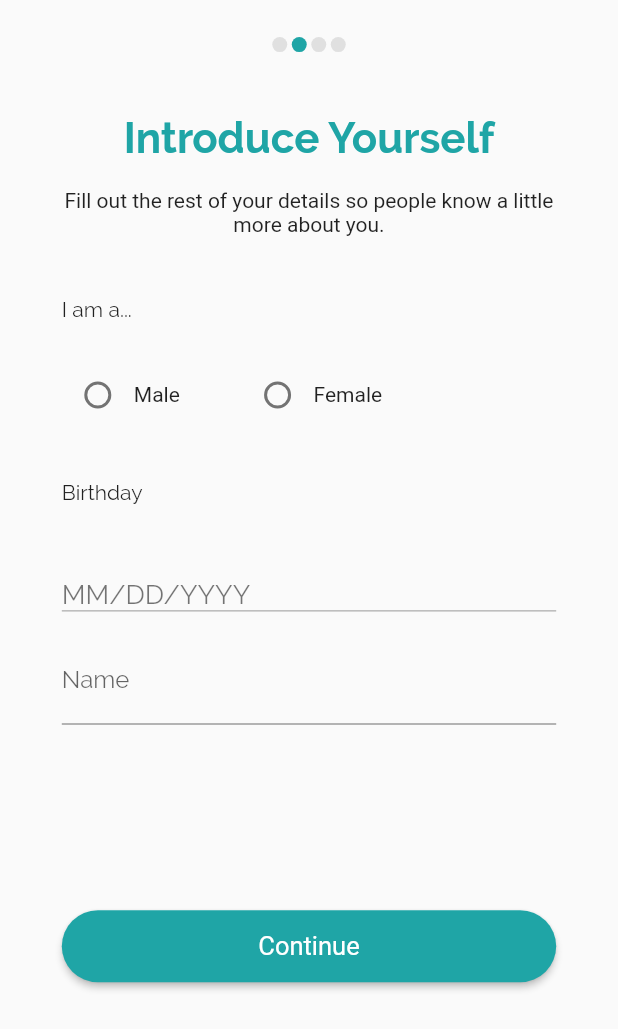
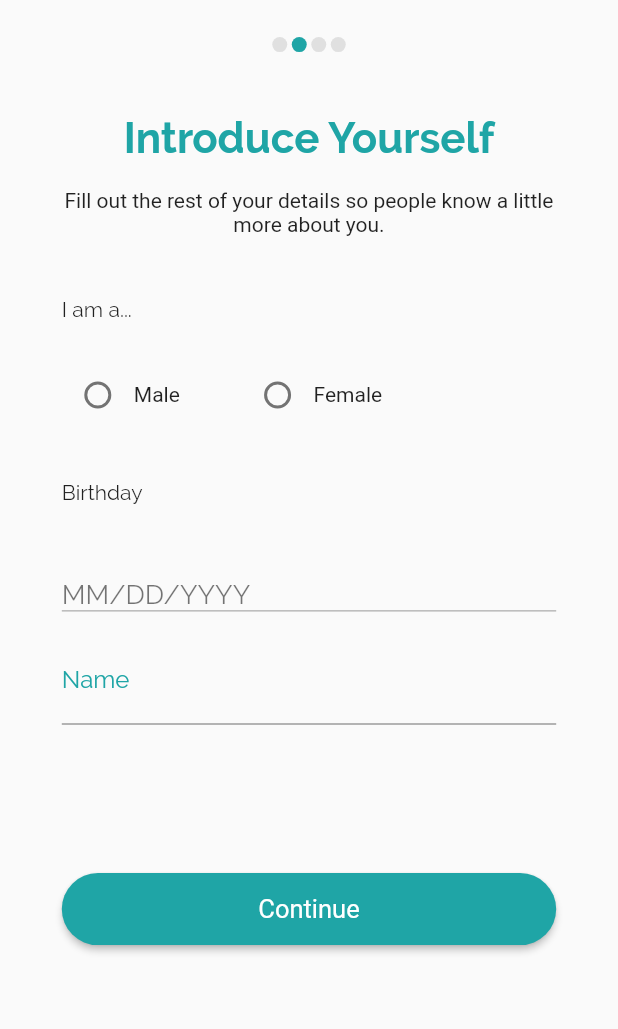
Before and after one commit to passsionforprogramming/thats-my-type-flutter, a Flutter app: the IntroduceYourself screen opened directly, on a phone screen of 412 x 824 dp. Shown: the top 1029 px of the screen. Run offline on Flutter 3.47's test engine with Material 2 defaults, Android fonts, the phone set to English and light mode, and no system bars; our stand-ins replace cloud_firestore, firebase_auth, firebase_storage, flutter_svg, font_awesome_flutter, image_cropper and 4 more; missing offline and left inert: flutter_animated_dialog, flutter_country_picker, flutter_facebook_login, flutter_time_date_picker, phone_number; accounts and stored records are empty; Roboto replaces fonts that are missing (Gothic).

Commit message:
added form field styling

```diff
--- a/lib/Screens/ProfileSetup/IntroduceYourself.dart
+++ b/lib/Screens/ProfileSetup/IntroduceYourself.dart
@@ -28,6 +28,8 @@ class _IntroduceYourselfState extends State<IntroduceYourself> {
       });
     });
   }
+
+  handleSubmit() {}
 
   displayDatePicker(screenHeight, screenWidth) {
     return showAnimatedDialog(
@@ -211,8 +213,11 @@ class _IntroduceYourselfState extends State<IntroduceYourself> {
                         child: HelloScreen(), type: PageTransitionType.scale));
               },
               decoration: InputDecoration(
+                  focusedBorder: UnderlineInputBorder(
+                      borderSide: BorderSide(color: kDarkerGreen, width: 2.0)),
                   labelText: "Name",
-                  labelStyle: TextStyle(fontFamily: "Raleway"),
+                  labelStyle:
+                      TextStyle(fontFamily: "Raleway", color: kDarkerGreen),
                   hintText: "Add your first name"),
             ),
           ),
@@ -229,8 +234,10 @@ class _IntroduceYourselfState extends State<IntroduceYourself> {
                           .toList()))
               : SizedBox(),
           Container(
-            margin: EdgeInsets.symmetric(
-                horizontal: screenWidth * .1, vertical: screenHeight * .15),
+            margin: EdgeInsets.only(
+                left: .1 * screenWidth,
+                right: screenWidth * .1,
+                top: screenHeight * .12),
             child: RaisedButton(
               onPressed: () {
                 Navigator.pushReplacement(
```
